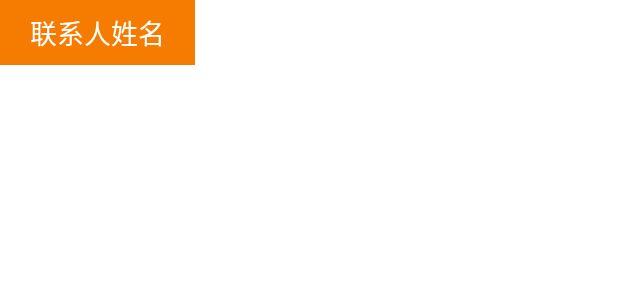
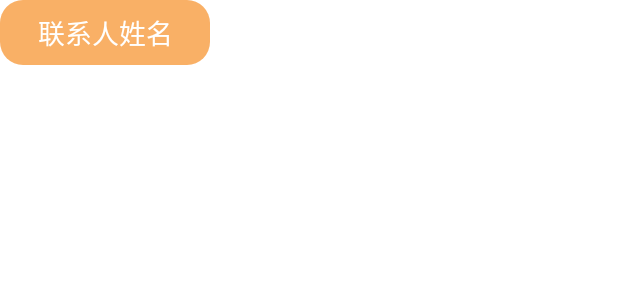
Before and after one commit to YinHeng89/PeachBlossomSpring, an Android app: the layout floating_window.xml on its own in the app's theme, with its tools: preview values and no code run, on a phone screen of 412 x 824 dp. Shown: the top 300 px of the screen. Run offline under Robolectric (Android 15) with nearby library versions, the phone set to English and light mode, and no system bars.

Commit message:
更改样式

```diff
--- /dev/null
+++ b/app/src/main/res/drawable/rounded_background.xml
@@ -0,0 +1,5 @@
+<?xml version="1.0" encoding="utf-8"?>
+<shape xmlns:android="http://schemas.android.com/apk/res/android">
+    <corners android:radius="15dp" />
+    <solid android:color="#99F57C00" />
+</shape>
--- a/app/src/main/res/layout/floating_window.xml
+++ b/app/src/main/res/layout/floating_window.xml
@@ -2,12 +2,12 @@
 <LinearLayout xmlns:android="http://schemas.android.com/apk/res/android"
     android:layout_width="wrap_content"
     android:layout_height="wrap_content"
-    android:background="@color/green"
+    android:background="@drawable/rounded_background"
     android:orientation="vertical">
 
     <TextView
         android:id="@+id/textViewFloating"
-        android:layout_width="130dp"
+        android:layout_width="140dp"
         android:layout_height="match_parent"
         android:padding="8dp"
         android:text="联系人姓名"
```
